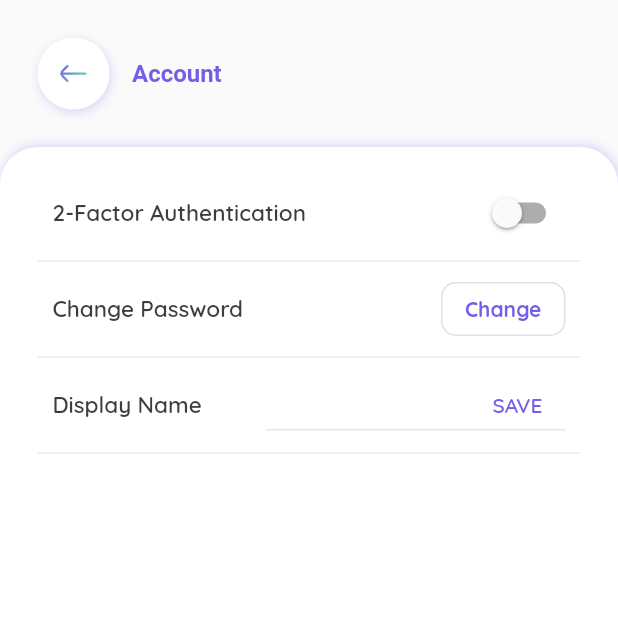
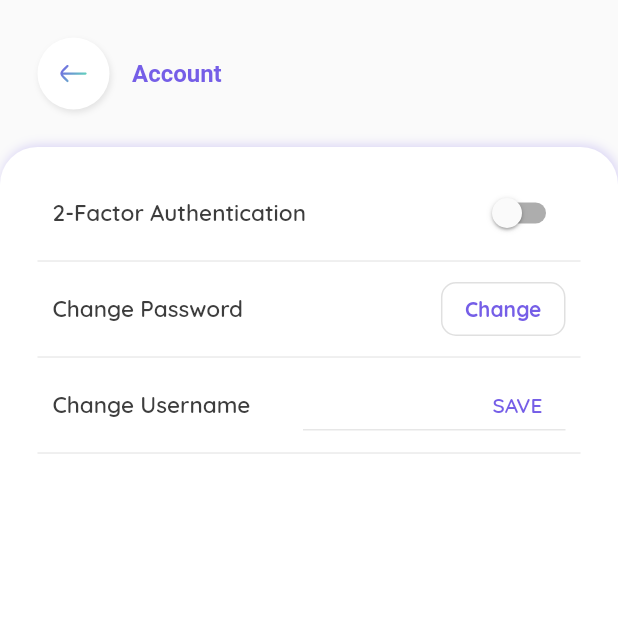
Before and after one commit to Willy-Wi/swellsocial, a Flutter app: the AccountsPage screen opened directly, on a phone screen of 412 x 824 dp, the top half of it. Run offline on Flutter 3.47's test engine with Material 2 defaults, Android fonts, the phone set to English and light mode, and no system bars; our stand-ins replace cloud_firestore, firebase_auth, firebase_core, flutter_svg, google_fonts; accounts and stored records are empty.

Commit message:
Added dark mode feature

```diff
--- a/lib/constants/color.dart
+++ b/lib/constants/color.dart
@@ -8,11 +8,19 @@ const LinearGradient purpleGreenGradient = LinearGradient(
       green,
     ]);
 
-List<BoxShadow>? boxShadow = [
+List<BoxShadow>? purpleBoxShadow = [
   const BoxShadow(
     color: purpleShadow,
     blurRadius: 5,
     offset: Offset(1, -1),
+  )
+];
+
+List<BoxShadow>? greyBoxShadow = [
+  const BoxShadow(
+    color: greyLowOpacityBackground,
+    blurRadius: 3,
+    offset: Offset(1, 2),
   )
 ];
 
--- a/lib/follow/pages/follows_page.dart
+++ b/lib/follow/pages/follows_page.dart
@@ -32,7 +32,7 @@ class _FollowsPageState extends State<FollowsPage> {
                     color: Colors.white,
                     borderRadius:
                         const BorderRadius.vertical(top: Radius.circular(25)),
-                    boxShadow: colors.boxShadow),
+                    boxShadow: colors.purpleBoxShadow),
                 child: Padding(
                   padding: const EdgeInsets.symmetric(
                       horizontal: 25.0, vertical: 20.0),
--- a/lib/settings/pages/accounts_page.dart
+++ b/lib/settings/pages/accounts_page.dart
@@ -64,10 +64,10 @@ class _AccountsPageState extends State<AccountsPage> {
                     ),
                     const Divider(),
                     SettingsNavigationItem(
-                      text: 'Display Name',
+                      text: 'Change Username',
                       action: Container(
                         padding: const EdgeInsets.symmetric(vertical: 7),
-                        width: 200,
+                        width: 175,
                         child: TextField(
                           controller: displayNameController,
                           style: const TextStyle(
--- a/lib/widgets/back_button.dart
+++ b/lib/widgets/back_button.dart
@@ -1,6 +1,9 @@
 import 'package:flutter/material.dart';
 import 'package:android_development/constants/color.dart' as colors;
 import 'package:flutter_svg/svg.dart';
+import 'package:provider/provider.dart';
+
+import '../services/theme_provider.dart';
 
 class Back extends StatelessWidget {
   const Back({super.key, this.label});
@@ -9,19 +12,18 @@ class Back extends StatelessWidget {
 
   @override
   Widget build(BuildContext context) {
+    ThemeProvider themeProvider = Provider.of<ThemeProvider>(context);
+
     return Row(
       children: [
         DecoratedBox(
-          decoration: const BoxDecoration(
-            color: Colors.white,
+          decoration: BoxDecoration(
+            color:
+                themeProvider.themeMode ? colors.darkBackground : colors.white,
             shape: BoxShape.circle,
-            boxShadow: [
-              BoxShadow(
-                blurRadius: 5,
-                color: colors.purpleShadow,
-                offset: Offset(1, 2),
-              )
-            ],
+            boxShadow: themeProvider.themeMode
+                ? null
+                : colors.greyBoxShadow,
           ),
           child: Material(
             shape: const CircleBorder(),
--- a/lib/widgets/background.dart
+++ b/lib/widgets/background.dart
@@ -17,7 +17,7 @@ class Background extends StatelessWidget {
       decoration: BoxDecoration(
         borderRadius: const BorderRadius.vertical(top: Radius.circular(25)),
         color: themeProvider.themeMode ? colors.darkBackground : colors.white,
-        boxShadow: colors.boxShadow,
+        boxShadow: themeProvider.themeMode ? null : colors.purpleBoxShadow,
       ),
       child: child,
     );
```
Also changed, not shown: lib/authentication/pages/auth_page.dart (+2 -8 lines), lib/authentication/widgets/input_field.dart (+1 -7 lines), lib/posts/pages/home_page.dart (+2 -7 lines), lib/widgets/button.dart (+1 -7 lines).
